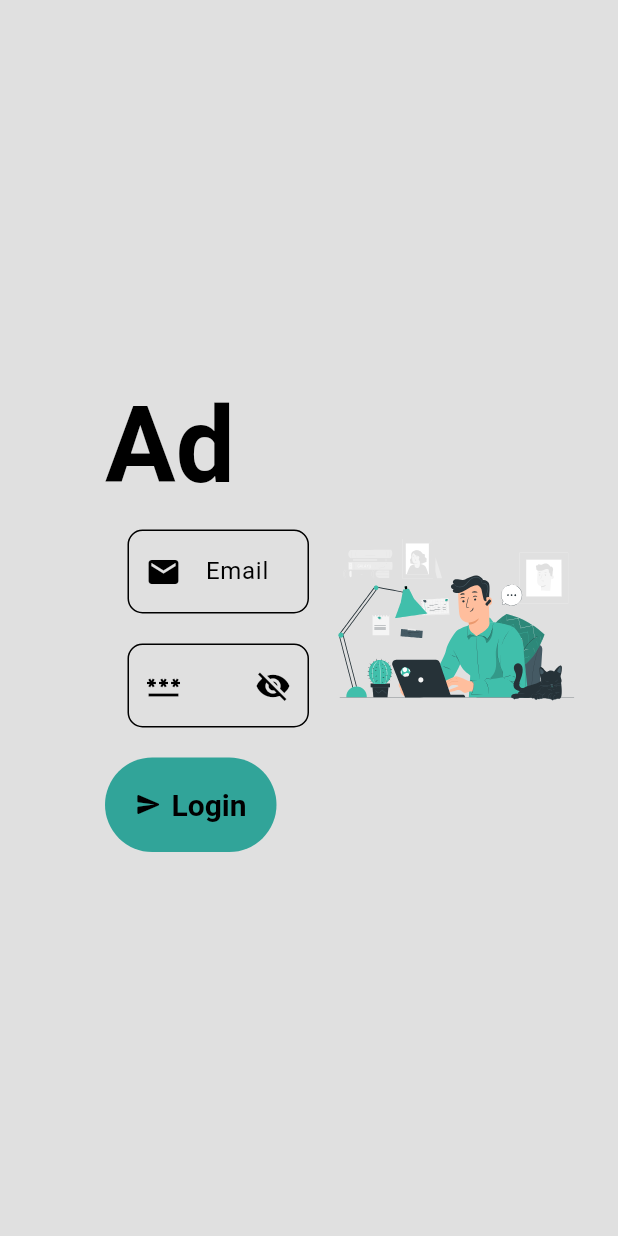
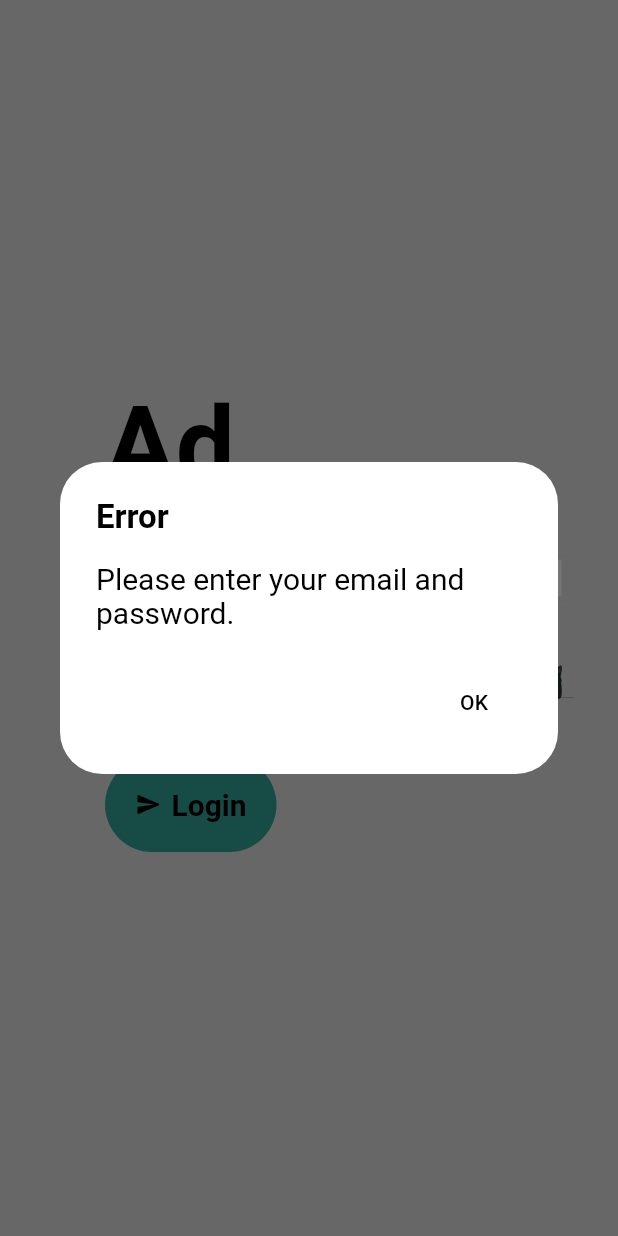
Before and after one commit to rafay99-epic/Portfolio, a Flutter app: the AdminLogin screen opened directly, after a tap on "Login", on a phone screen of 412 x 824 dp. Run offline on Flutter 3.47's test engine with Material 3 defaults, Android fonts, the light colour scheme and no system bars; drawn by our look-alikes of animated_text_kit; our stand-ins replace crystal_navigation_bar, firebase_auth, firebase_core, font_awesome_flutter, google_fonts, iconly and 3 more; accounts and stored records are empty; project files that could hold a hidden picture were left out.

Commit message:
Refactor login functionality and add error handling

```diff
--- a/lib/admin/frontend/view/login.dart
+++ b/lib/admin/frontend/view/login.dart
@@ -3,10 +3,10 @@ import 'package:lottie/lottie.dart';
 import 'package:firebase_auth/firebase_auth.dart';
 import 'package:rafay_portfolio/admin/backend/auth/authService.dart';
 import 'package:rafay_portfolio/admin/frontend/pages/dashboardPage.dart';
-import 'package:rafay_portfolio/user/frontend/widgets/FeatureNotAvailableButton.dart';
 
 import 'package:rafay_portfolio/user/frontend/widgets/animatedtext.dart';
 import 'package:rafay_portfolio/user/frontend/widgets/buildTextField.dart';
+import 'package:rafay_portfolio/user/frontend/widgets/textstyle.dart';
 
 class AdminLogin extends StatefulWidget {
   AdminLogin({super.key});
@@ -66,39 +66,16 @@ class _AdminLoginState extends State<AdminLogin> {
                     ),
                     TextButton.icon(
                       onPressed: () async {
-                        //firebase store data
-                        try {
-                          UserCredential? userCredential = await widget
-                              ._authService
-                              .signInWithEmailAndPassword(
-                            widget.emailController.text,
-                            widget.passwordController.text,
-                          );
+                        //Check if email and password are not empty
+                        if (widget.emailController.text.isEmpty ||
+                            widget.passwordController.text.isEmpty) {
+                          showEmptyFieldsDialog(context);
+                          return;
+                        }
 
-                          // If the user is authenticated, navigate to the next screen
-                          if (userCredential != null &&
-                              userCredential.user != null) {
-                            // ignore: use_build_context_synchronously
-                            Navigator.push(
-                              context,
-                              MaterialPageRoute(
-                                builder: (context) => const DashboardPage(),
-                              ),
-                            );
-                          }
-                        } catch (e) {
-                          // print(e);
-                          // ignore: use_build_context_synchronously
-                          showDialog(
-                            context: context,
-                            builder: (BuildContext context) {
-                              return const FeatureNotAvailableButton(
-                                titleBox: 'Login Error',
-                                description: "Can not Login right now",
-                              );
-                            },
-                          );
-                        }
+                        //firebase Login and Error Handelling
+                        await handleLogin(context);
+
                         //making sure to clear the controller
                         widget.emailController.clear();
                         widget.passwordController.clear();
@@ -134,4 +111,102 @@ class _AdminLoginState extends State<AdminLogin> {
       ),
     );
   }
+
+  //Login Function
+  Future<void> handleLogin(BuildContext context) async {
+    try {
+      UserCredential? userCredential =
+          await widget._authService.signInWithEmailAndPassword(
+        widget.emailController.text,
+        widget.passwordController.text,
+      );
+
+      // If the user is authenticated, navigate to the next screen
+      if (userCredential != null && userCredential.user != null) {
+        // ignore: use_build_context_synchronously
+        Navigator.push(
+          context,
+          MaterialPageRoute(
+            builder: (context) => const DashboardPage(),
+          ),
+        );
+      }
+    } catch (e) {
+      String errorMessage;
+      if (e is FirebaseAuthException) {
+        switch (e.code) {
+          case 'auth/user-not-found':
+            errorMessage = 'No user found for that email.';
+            break;
+          case 'auth/wrong-password':
+            errorMessage = 'Wrong password provided for that user.';
+            break;
+          case 'auth/invalid-email':
+            errorMessage = 'The email address is not valid.';
+            break;
+          case 'auth/invalid-credential':
+            errorMessage = 'The credential data is malformed or has expired.';
+            break;
+          default:
+            errorMessage = 'An unknown error occurred.';
+            break;
+        }
+      } else {
+        errorMessage = 'An error occurred.';
+      }
+
+      // ignore: use_build_context_synchronously
+      showDialog(
+        context: context,
+        builder: (BuildContext context) {
+          return AlertDialog(
+            title: const StyledText(
+              text: 'Login Error',
+              fontSize: 14,
+            ),
+            content: Text(errorMessage),
+            actions: <Widget>[
+              TextButton(
+                child: const StyledText(
+                  text: 'OK',
+                  fontSize: 14,
+                ),
+                onPressed: () {
+                  Navigator.of(context).pop(); // Close the dialog box
+                },
+              ),
+            ],
+          );
+        },
+      );
+    }
+  }
+
+  //Empty Fields Dialog
+  void showEmptyFieldsDialog(BuildContext context) {
+    showDialog(
+      context: context,
+      builder: (BuildContext context) {
+        return AlertDialog(
+          title: const StyledText(
+            text: 'Error',
+            fontSize: 22,
+            bold: true,
+          ),
+          content: const StyledText(
+            text: 'Please enter your email and password.',
+            fontSize: 20,
+          ),
+          actions: <Widget>[
+            TextButton(
+              child: const Text('OK'),
+              onPressed: () {
+                Navigator.of(context).pop(); // Close the dialog box
+              },
+            ),
+          ],
+        );
+      },
+    );
+  }
 }
```
